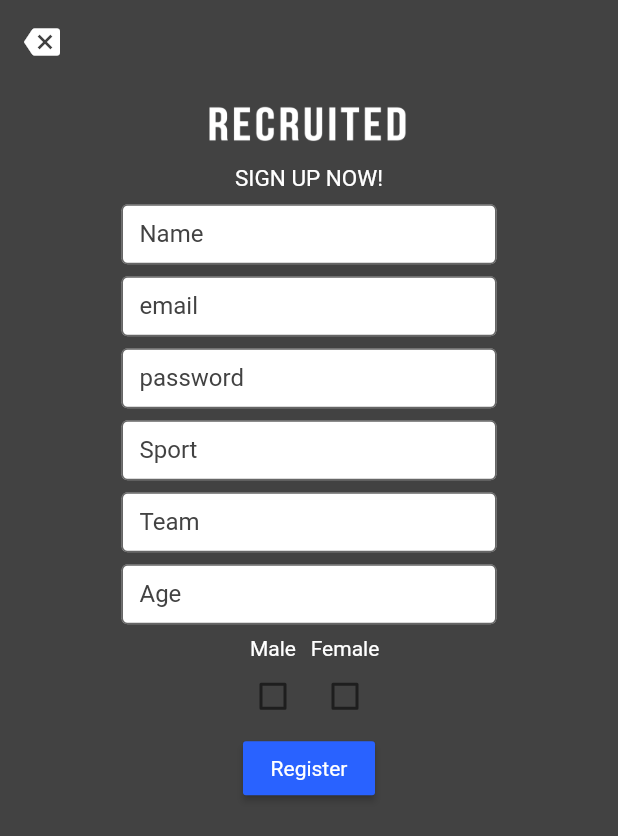
After one commit to benjaavro/recruited_flutterApp, a Flutter app: the screen it shows after launch, after a tap on "Sign Up", on a phone screen of 412 x 824 dp. The commit adds this screen. Shown: the top 836 px of the screen. Run offline on Flutter 3.47's test engine with Material 2 defaults, Android fonts, the phone set to English and light mode, and no system bars; network calls fail; Roboto replaces fonts that are missing (BebasNeue-Regular).

Commit message:
Sign Up & App Routing ready

```diff
--- a/recruited_app/lib/home.dart
+++ b/recruited_app/lib/home.dart
@@ -1,5 +1,11 @@
 import 'package:flutter/material.dart';
 import 'package:recruited_app/home-body.dart';
+import 'package:recruited_app/login.dart';
+
+
+Future navigateToLogIn(context) async {
+  Navigator.push(context, MaterialPageRoute(builder: (context) => LogIn()));
+}
 
 class Home extends StatelessWidget {
 
@@ -15,9 +21,15 @@ class Home extends StatelessWidget {
         actions: <Widget>[
             Padding(
               padding: const EdgeInsets.only(right: 12.0),
-              child: Icon(
-                Icons.input,
-                color: Colors.white,),
+              child: IconButton(
+                icon: Icon(
+                  Icons.input,
+                  color: Colors.white,
+                ),
+                onPressed: () {
+                  navigateToLogIn(context);
+                },
+              ),
             )
         ],
       ),
--- a/recruited_app/lib/login.dart
+++ b/recruited_app/lib/login.dart
@@ -1,5 +1,15 @@
 import 'package:flutter/material.dart';
+import 'package:recruited_app/signup.dart';
+import 'package:recruited_app/home.dart';
 //import 'package:flutter/services.dart';
+
+Future navigateToSignUp(context) async {
+  Navigator.push(context, MaterialPageRoute(builder: (context) => SignUp()));
+}
+
+Future navigateToHome(context) async {
+  Navigator.push(context, MaterialPageRoute(builder: (context) => Home()));
+}
 
 class LogIn extends StatelessWidget {
   @override
@@ -22,7 +32,6 @@ class LogIn extends StatelessWidget {
                   height: 40.0,
                   width: 200.0,
                   child: TextFormField(
-                    autofocus: true,
                     decoration: InputDecoration(
                       fillColor: Colors.white,
                       border: new OutlineInputBorder(
@@ -43,13 +52,15 @@ class LogIn extends StatelessWidget {
                   ),
                 ),
               ),
+              new Padding(
+                padding: const EdgeInsets.symmetric(vertical: 4.0),
+              ),
               new Center(
                 child: new SizedBox(
                   height: 40.0,
                   width: 200.0,
                   child: TextFormField(
                     obscureText: true,
-                    autofocus: true,
                     decoration: InputDecoration(
                       fillColor: Colors.white,
                       border: new OutlineInputBorder(
@@ -82,8 +93,10 @@ class LogIn extends StatelessWidget {
                             color: Colors.white,
                           ),
                         ),
-                        onPressed: null,
-                        color: Colors.white,
+                        onPressed: () {
+                          navigateToHome(context);
+                        },
+                        color: Theme.of(context).accentColor,
                         textColor: Colors.white,
                         splashColor: Colors.green,
                       ),
@@ -97,10 +110,11 @@ class LogIn extends StatelessWidget {
                             color: Colors.white,
                           ),
                         ),
-                        onPressed: null,
-                        color: Colors.white,
+                        onPressed: () {
+                          navigateToSignUp(context);
+                        },
+                        color: Theme.of(context).primaryColor,
                         textColor: Colors.white,
-                        splashColor: Colors.green,
                       ),
                     ],
                   ),
--- a/recruited_app/lib/main.dart
+++ b/recruited_app/lib/main.dart
@@ -1,39 +1,7 @@
 import 'package:flutter/material.dart';
+import 'package:recruited_app/home.dart';
 import 'package:recruited_app/login.dart';
-
-import 'home.dart';
-
-Map<int, Color> black =
-{
-  50:Color.fromRGBO(38, 38, 38, .1),
-  100:Color.fromRGBO(38, 38, 38, .2),
-  200:Color.fromRGBO(38, 38, 38, .3),
-  300:Color.fromRGBO(38, 38, 38, .4),
-  400:Color.fromRGBO(38, 38, 38, .5),
-  500:Color.fromRGBO(38, 38, 38, .6),
-  600:Color.fromRGBO(38, 38, 38, .7),
-  700:Color.fromRGBO(38, 38, 38, .8),
-  800:Color.fromRGBO(38, 38, 38, .9),
-  900:Color.fromRGBO(38, 38, 38, 1),
-};
-
-MaterialColor customBlack = MaterialColor(0xFF880E4F, black);
-
-Map<int, Color> blue =
-{
-  50:Color.fromRGBO(21, 105, 255, .1),
-  100:Color.fromRGBO(21, 105, 255, .2),
-  200:Color.fromRGBO(21, 105, 255, .3),
-  300:Color.fromRGBO(21, 105, 255, .4),
-  400:Color.fromRGBO(21, 105, 255, .5),
-  500:Color.fromRGBO(21, 105, 255, .6),
-  600:Color.fromRGBO(21, 105, 255, .7),
-  700:Color.fromRGBO(21, 105, 255, .8),
-  800:Color.fromRGBO(21, 105, 255, .9),
-  900:Color.fromRGBO(21, 105, 255, 1),
-};
-
-MaterialColor customBlue = MaterialColor(0xFF880E4F, blue);
+import 'package:recruited_app/signup.dart';
 
 void main() => runApp(MyApp());
 
--- /dev/null
+++ b/recruited_app/lib/signup.dart
@@ -0,0 +1,304 @@
+import 'package:flutter/material.dart';
+
+import 'package:recruited_app/login.dart';
+
+Future navigateToLogIn(context) async {
+  Navigator.push(context, MaterialPageRoute(builder: (context) => LogIn()));
+}
+
+class SignUp extends StatefulWidget {
+  @override
+  _SignUp createState() => _SignUp();
+}
+
+class _SignUp extends State<SignUp>{
+  @override
+  Widget build(BuildContext context) {
+    bool male = false;
+    bool female = false;
+
+    // TODO: implement build
+    return new Scaffold(
+      backgroundColor: Theme.of(context).primaryColor,
+      body: new Center(
+        child: ListView(
+          //crossAxisAlignment: CrossAxisAlignment.start,
+          //mainAxisAlignment: MainAxisAlignment.center,
+          children: <Widget>[
+            new AppBar(
+              backgroundColor: Theme.of(context).primaryColor,
+              centerTitle: true,
+              elevation: 0.0,
+              leading: IconButton(
+                icon: Icon(
+                  Icons.backspace,
+                  color: Colors.white,
+                ),
+                onPressed: () {
+                  navigateToLogIn(context);
+                },
+              ),
+            ),
+            new Center(
+              child: new SizedBox(
+                width: 150.0,
+                child: Image.asset("assets/images/RECRUITED_LOGO-05.png"),
+              ),
+            ),
+            new Row(
+              mainAxisAlignment: MainAxisAlignment.center,
+              children: <Widget>[
+                new Text(
+                  "SIGN UP NOW!",
+                  style: TextStyle(
+                    fontFamily: "BebasNeue-Regular",
+                    fontSize: 15.0,
+                    color: Colors.white,
+                  ),
+                ),
+              ],
+            ),
+            new Padding(
+              padding: const EdgeInsets.symmetric(vertical: 4.0),
+            ),
+            new Center(
+              child: new SizedBox(
+                height: 40.0,
+                width: 250.0,
+                child: TextFormField(
+                  decoration: InputDecoration(
+                    fillColor: Colors.white,
+                    border: new OutlineInputBorder(
+                      borderSide: new BorderSide(
+                        color: Colors.white,
+                        width: 1.0,
+                      ),
+                    ),
+                    filled: true,
+                    labelText: "Name",
+                    labelStyle: TextStyle(
+                      color: Theme.of(context).primaryColor,
+                    ),
+                  ),
+                  style: TextStyle(
+                    color: Theme.of(context).primaryColor,
+                  ),
+                ),
+              ),
+            ),
+            new Padding(
+              padding: const EdgeInsets.symmetric(vertical: 4.0),
+            ),
+            new Center(
+              child: new SizedBox(
+                height: 40.0,
+                width: 250.0,
+                child: TextFormField(
+                  decoration: InputDecoration(
+                    fillColor: Colors.white,
+                    border: new OutlineInputBorder(
+                      borderSide: new BorderSide(
+                        color: Colors.white,
+                        width: 1.0,
+                      ),
+                    ),
+                    filled: true,
+                    labelText: "email",
+                    labelStyle: TextStyle(
+                      color: Theme.of(context).primaryColor,
+                    ),
+                  ),
+                  style: TextStyle(
+                    color: Theme.of(context).primaryColor,
+                  ),
+                ),
+              ),
+            ),
+            new Padding(
+              padding: const EdgeInsets.symmetric(vertical: 4.0),
+            ),
+            new Center(
+              child: new SizedBox(
+                height: 40.0,
+                width: 250.0,
+                child: TextFormField(
+                  obscureText: true,
+                  decoration: InputDecoration(
+                    fillColor: Colors.white,
+                    border: new OutlineInputBorder(
+                      borderSide: new BorderSide(
+                        color: Colors.white,
+                        width: 1.0,
+                      ),
+                    ),
+                    filled: true,
+                    labelText: "password",
+                    labelStyle: TextStyle(
+                      color: Theme.of(context).primaryColor,
+                    ),
+                  ),
+                  style: TextStyle(
+                    color: Theme.of(context).primaryColor,
+                  ),
+                ),
+              ),
+            ),
+            new Padding(
+              padding: const EdgeInsets.symmetric(vertical: 4.0),
+            ),
+            new Center(
+              child: new SizedBox(
+                height: 40.0,
+                width: 250.0,
+                child: TextFormField(
+                  decoration: InputDecoration(
+                    fillColor: Colors.white,
+                    border: new OutlineInputBorder(
+                      borderSide: new BorderSide(
+                        color: Colors.white,
+                        width: 1.0,
+                      ),
+                    ),
+                    filled: true,
+                    labelText: "Sport",
+                    labelStyle: TextStyle(
+                      color: Theme.of(context).primaryColor,
+                    ),
+                  ),
+                  style: TextStyle(
+                    color: Theme.of(context).primaryColor,
+                  ),
+                ),
+              ),
+            ),
+            new Padding(
+              padding: const EdgeInsets.symmetric(vertical: 4.0),
+            ),
+            new Center(
+              child: new SizedBox(
+                height: 40.0,
+                width: 250.0,
+                child: TextFormField(
+                  decoration: InputDecoration(
+                    fillColor: Colors.white,
+                    border: new OutlineInputBorder(
+                      borderSide: new BorderSide(
+                        color: Colors.white,
+                        width: 1.0,
+                      ),
+                    ),
+                    filled: true,
+                    labelText: "Team",
+                    labelStyle: TextStyle(
+                      color: Theme.of(context).primaryColor,
+                    ),
+                  ),
+                  style: TextStyle(
+                    color: Theme.of(context).primaryColor,
+                  ),
+                ),
+              ),
+            ),
+            new Padding(
+              padding: const EdgeInsets.symmetric(vertical: 4.0),
+            ),
+            new Center(
+              child: new SizedBox(
+                height: 40.0,
+                width: 250.0,
+                child: TextFormField(
+                  decoration: InputDecoration(
+                    fillColor: Colors.white,
+                    border: new OutlineInputBorder(
+                      borderSide: new BorderSide(
+                        color: Colors.white,
+                        width: 1.0,
+                      ),
+                    ),
+                    filled: true,
+                    labelText: "Age",
+                    labelStyle: TextStyle(
+                      color: Theme.of(context).primaryColor,
+                    ),
+                  ),
+                  style: TextStyle(
+                    color: Theme.of(context).primaryColor,
+                  ),
+                ),
+              ),
+            ),
+            new Padding(
+              padding: const EdgeInsets.symmetric(vertical: 4.0),
+            ),
+            new Center(
+              child: Row(
+                mainAxisAlignment: MainAxisAlignment.center,
+                children: <Widget>[
+                  Column(
+                    children: <Widget>[
+                      Text(
+                          "Male",
+                        style: TextStyle(
+                          color: Colors.white,
+                        ),
+                      ),
+                      Checkbox(
+                        checkColor: Theme.of(context).accentColor,
+                        value: male,
+                        onChanged: (bool value) {
+                          setState(() {
+                            male = value;
+                          });
+                        },
+                      ),
+                    ],
+                  ),
+                  Column(
+                    children: <Widget>[
+                      Text(
+                        "Female",
+                        style: TextStyle(
+                          color: Colors.white,
+                        ),
+                      ),
+                      Checkbox(
+                        checkColor: Theme.of(context).accentColor,
+                        value: female,
+                        onChanged: (bool value) {
+                          setState(() {
+                            female = value;
+                          });
+                        },
+                      ),
+                    ],
+                  ),
+                ],
+              ),
+            ),
+            new Padding(
+              padding: const EdgeInsets.fromLTRB(0.0, 0.0, 0.0, 0.0),
+              child: new Row(
+                mainAxisAlignment: MainAxisAlignment.center,
+                children: <Widget>[
+                  new RaisedButton(
+                    child: Text(
+                      "Register",
+                      style: TextStyle(
+                        color: Colors.white,
+                      ),
+                    ),
+                    onPressed: () {
+                      navigateToLogIn(context);
+                    },
+                    color: Theme.of(context).accentColor,
+                    textColor: Colors.white,
+                  ),
+                ],
+              ),
+            ),
+          ],
+        ),
+      ),
+    );
+  }
+}
```
